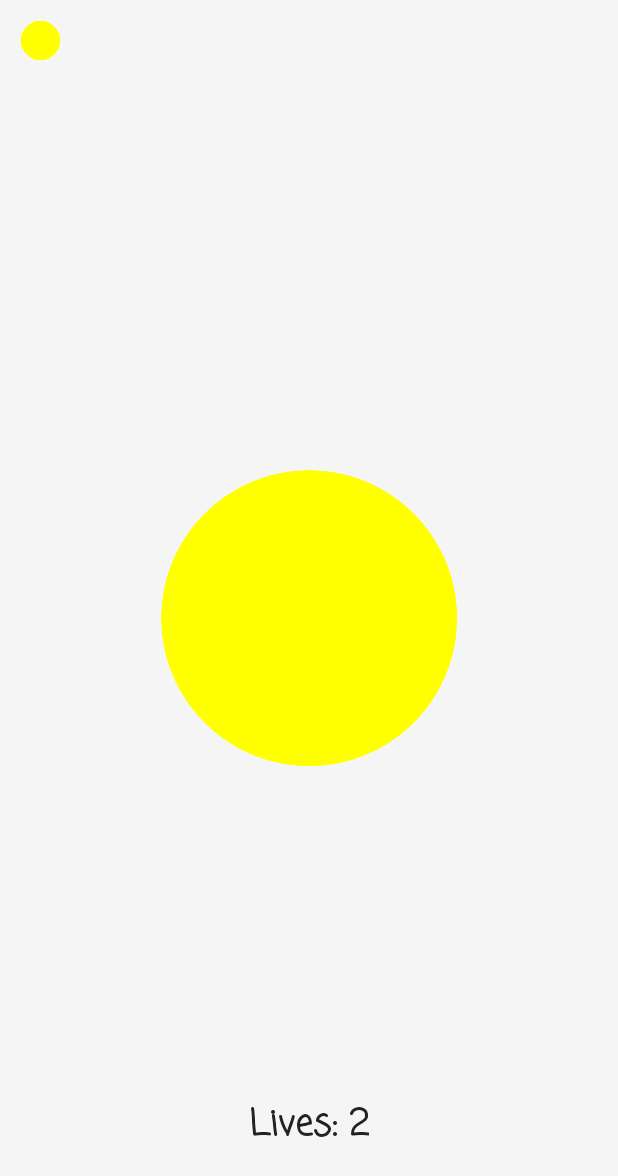
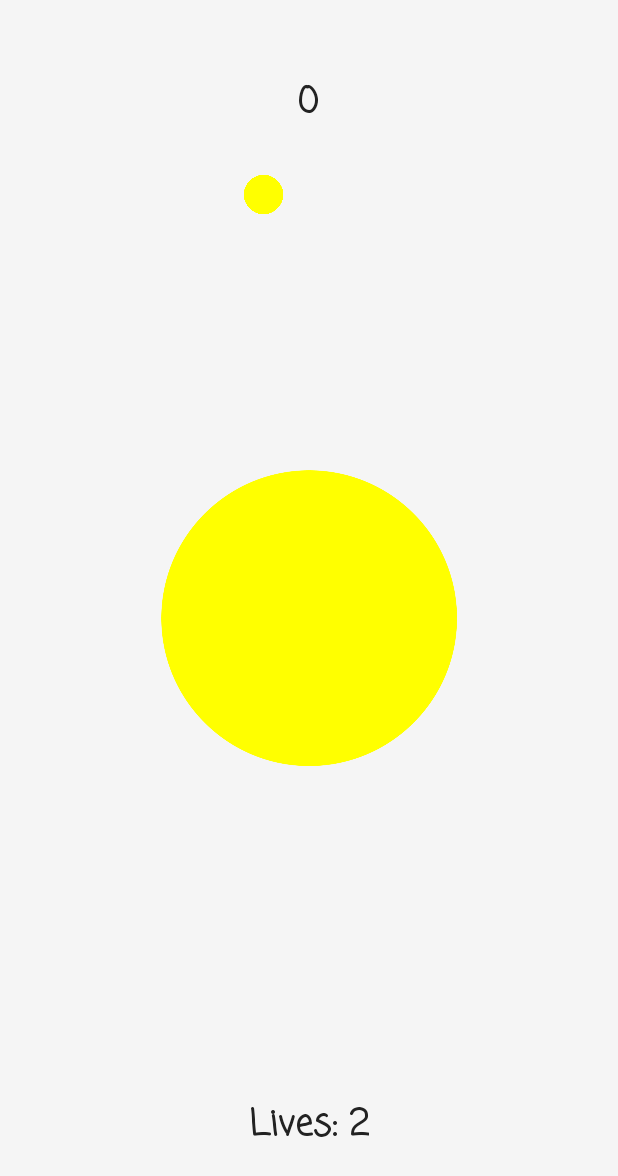
Before and after one commit to wilbur04/BallColourGame, an Android app: the screen it shows after launch (MainActivity), on a phone screen of 412 x 824 dp. Shown: the top 1176 px of the screen. Run offline under Robolectric (Android 15) with nearby library versions, the phone set to English and light mode, and no system bars; 4 statements that could not run were skipped.

Commit message:
changes small circle locations

```diff
--- a/app/src/main/java/com/llamaniac/games/ballcolourgame/MainActivity.java
+++ b/app/src/main/java/com/llamaniac/games/ballcolourgame/MainActivity.java
@@ -34,6 +34,7 @@ public class MainActivity extends AppCompatActivity implements View.OnClickListe
         currColourCircle3 = (ImageView) findViewById(R.id.curColour3);
         button.setOnClickListener(this);
         restart.setOnClickListener(this);
+
         this.score = 0;
 
         activeColour1 = Color.parseColor("#ffff00");
@@ -81,7 +82,6 @@ public class MainActivity extends AppCompatActivity implements View.OnClickListe
                                     button.setBackgroundColor(curColor);
                                     // change color of button
                                 }
-
 
                             });
                         }
@@ -140,6 +140,7 @@ public class MainActivity extends AppCompatActivity implements View.OnClickListe
                             if (lives == 0) {
                                 this.gameOver = true;
                                 restart.setVisibility(View.VISIBLE);
+
                             }
                         }
                         curColor = BallStore.INSTANCE.getBallsByIndex(0).getColour();
--- a/app/src/main/res/layout/activity_main.xml
+++ b/app/src/main/res/layout/activity_main.xml
@@ -9,17 +9,36 @@
 
 
     <ImageView
-        android:id="@+id/imageView5"
+        android:id="@+id/curColour1"
         android:layout_width="30dp"
         android:layout_height="30dp"
-        android:layout_alignParentLeft="true"
-        android:layout_alignParentStart="true"
-        android:layout_alignParentTop="true"
-        android:layout_marginLeft="12dp"
-        android:layout_marginStart="12dp"
-        android:layout_marginTop="12dp"
+        app:srcCompat="@drawable/test"
         android:background="#006688"
-        app:srcCompat="@drawable/test" />
+        android:layout_marginTop="27dp"
+        android:layout_below="@+id/score"
+        android:layout_toLeftOf="@+id/curColour2"
+        android:layout_toStartOf="@+id/curColour2" />
+
+    <ImageView
+        android:id="@+id/curColour2"
+        android:layout_width="30dp"
+        android:layout_height="30dp"
+        android:background="@color/bg"
+        app:srcCompat="@drawable/test"
+        android:visibility="invisible"
+        android:layout_alignTop="@+id/curColour1"
+        android:layout_centerHorizontal="true" />
+
+    <ImageView
+        android:id="@+id/curColour3"
+        android:layout_width="30dp"
+        android:layout_height="30dp"
+        android:background="@color/bg"
+        app:srcCompat="@drawable/test"
+        android:visibility="invisible"
+        android:layout_alignTop="@+id/curColour2"
+        android:layout_toRightOf="@+id/curColour2"
+        android:layout_toEndOf="@+id/curColour2" />
 
     <FrameLayout
         android:layout_width="match_parent"
@@ -63,7 +82,7 @@
         android:layout_centerHorizontal="true"
         android:layout_marginTop="50dp"
         android:fontFamily="casual"
-        android:text=""
+        android:text="0"
         android:textAlignment="center"
         android:textColor="@color/colorDark"
         android:textSize="24sp"
@@ -91,41 +110,6 @@
         android:layout_centerVertical="true"
         android:layout_centerHorizontal="true"/>
 
-    <ImageView
-        android:id="@+id/curColour1"
-        android:layout_width="30dp"
-        android:layout_height="30dp"
-        android:layout_alignParentLeft="true"
-        android:layout_alignParentStart="true"
-        android:layout_alignParentTop="true"
-        android:layout_marginLeft="12dp"
-        android:layout_marginStart="12dp"
-        android:layout_marginTop="12dp"
-        app:srcCompat="@drawable/test"
-        android:background="#006688"/>
-
-    <ImageView
-        android:id="@+id/curColour2"
-        android:layout_width="30dp"
-        android:layout_height="30dp"
-        android:background="@color/bg"
-        app:srcCompat="@drawable/test"
-        android:layout_alignTop="@+id/imageView5"
-        android:layout_toLeftOf="@+id/imageView2"
-        android:layout_toStartOf="@+id/imageView2"
-        android:visibility="invisible"/>
-
-    <ImageView
-        android:id="@+id/curColour3"
-        android:layout_width="30dp"
-        android:layout_height="30dp"
-        android:background="@color/bg"
-        app:srcCompat="@drawable/test"
-        android:layout_alignTop="@+id/curColour2"
-        android:layout_toRightOf="@+id/curColour2"
-        android:layout_toEndOf="@+id/curColour2"
-        android:visibility="invisible"
-        />
 
 
 </RelativeLayout>
```
